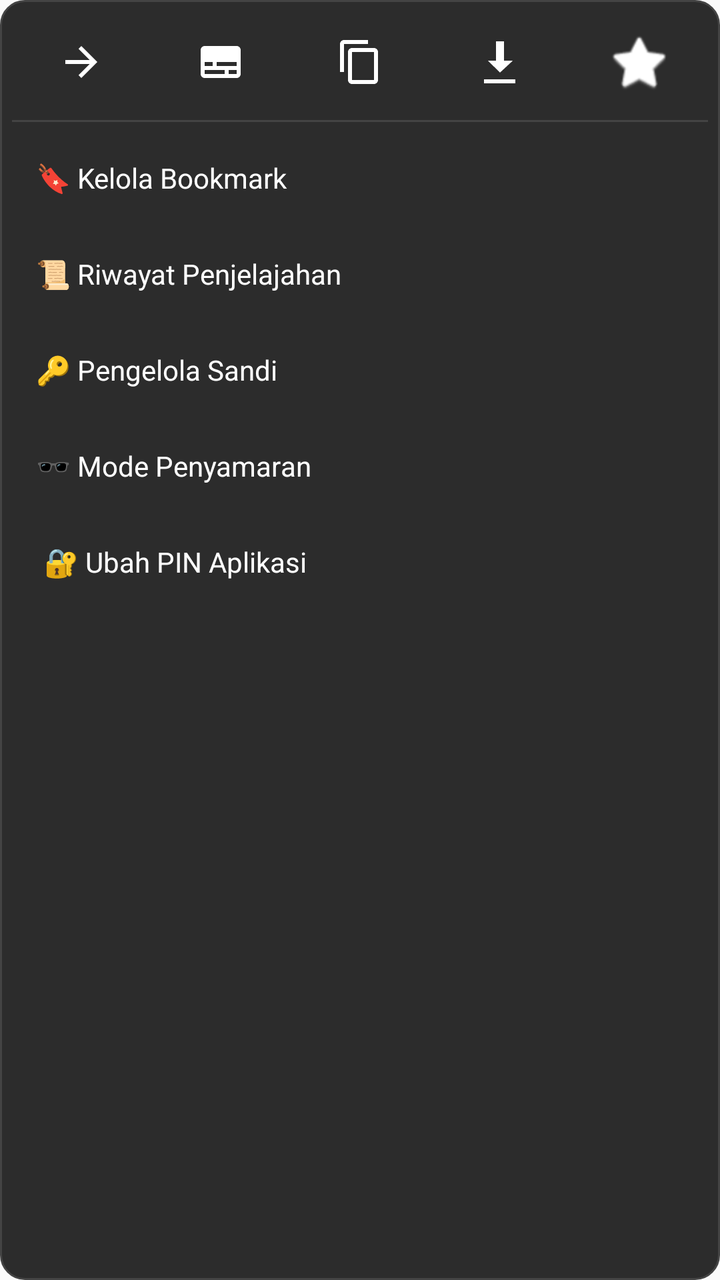
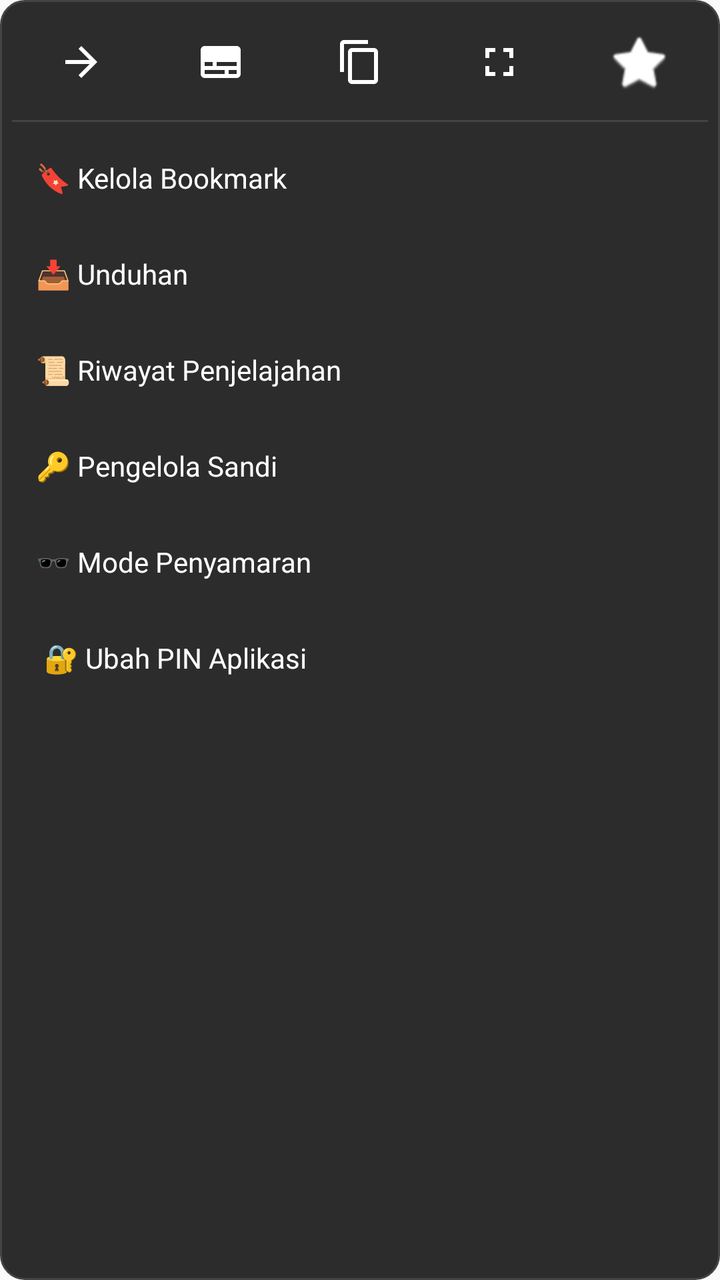

The first picture is an Android layout as it rendered before a commit; the second is the same layout after the commit. The layout source and the unified diff follow.
<!-- AndroidManifest.xml: application theme Theme.AppCompat.Light.NoActionBar -->
<!-- res/layout/popup_browser_menu.xml -->
<LinearLayout xmlns:android="http://schemas.android.com/apk/res/android"
    xmlns:app="http://schemas.android.com/apk/res-auto"
    android:layout_width="230dp"
    android:layout_height="wrap_content"
    android:background="@drawable/popup_bg"
    android:orientation="vertical"
    android:padding="6dp">

    <LinearLayout
        android:layout_width="match_parent"
        android:layout_height="50dp"
        android:orientation="horizontal">

        <ImageButton android:id="@+id/menuForward" android:layout_width="0dp" android:layout_height="match_parent" android:layout_weight="1" android:src="@drawable/ic_media_next" android:background="?attr/selectableItemBackgroundBorderless" app:tint="#FFF"/>

        <ImageButton
            android:id="@+id/menuCC"
            android:layout_width="0dp"
            android:layout_height="match_parent"
            android:layout_weight="1"
            android:background="?attr/selectableItemBackgroundBorderless"
            android:src="@drawable/baseline_subtitles_24"
            app:tint="#FFF" />

        <ImageButton android:id="@+id/menuDuplicate" android:layout_width="0dp" android:layout_height="match_parent" android:layout_weight="1" android:src="@drawable/baseline_content_copy_24" android:background="?attr/selectableItemBackgroundBorderless" app:tint="#FFF"/>
        <ImageButton android:id="@+id/menuDownload" android:layout_width="0dp" android:layout_height="match_parent" android:layout_weight="1" android:src="@android:drawable/stat_sys_download_done" android:background="?attr/selectableItemBackgroundBorderless" app:tint="#FFF"/>

        <ImageButton
            android:id="@+id/menuAddBookmark"
            android:layout_width="0dp"
            android:layout_height="match_parent"
            android:layout_weight="1"
            android:background="?attr/selectableItemBackgroundBorderless"
            android:src="@android:drawable/btn_star_big_off"
            app:tint="#FFF" />

    </LinearLayout>

    <View android:layout_width="match_parent" android:layout_height="1dp" android:background="#444" android:layout_marginVertical="4dp"/>

    <TextView android:id="@+id/optBookmarks" android:layout_width="match_parent" android:layout_height="48dp" android:text="🔖 Kelola Bookmark" android:textColor="#FFF" android:gravity="center_vertical" android:paddingHorizontal="12dp" android:background="?attr/selectableItemBackground"/>
    <TextView android:id="@+id/optHistory" android:layout_width="match_parent" android:layout_height="48dp" android:text="📜 Riwayat Penjelajahan" android:textColor="#FFF" android:gravity="center_vertical" android:paddingHorizontal="12dp" android:background="?attr/selectableItemBackground"/>
    <TextView android:id="@+id/optPasswords" android:layout_width="match_parent" android:layout_height="48dp" android:text="🔑 Pengelola Sandi" android:textColor="#FFF" android:gravity="center_vertical" android:paddingHorizontal="12dp" android:background="?attr/selectableItemBackground"/>
    <TextView android:id="@+id/optIncognito" android:layout_width="match_parent" android:layout_height="48dp" android:text="🕶️ Mode Penyamaran" android:textColor="#FFF" android:gravity="center_vertical" android:paddingHorizontal="12dp" android:background="?attr/selectableItemBackground"/>
    <TextView 
        android:id="@+id/optChangePin" 
        android:layout_width="match_parent" 
        android:layout_height="48dp" 
        android:text="🔐 Ubah PIN Aplikasi" 
        android:textColor="#FFF" 
        android:gravity="center_vertical" 
        android:paddingHorizontal="16dp" 
        android:textSize="14sp" 
        android:background="?attr/selectableItemBackground"/>
</LinearLayout>
<!-- resources referenced by this layout -->
<resources>
  <!-- drawable baseline_content_copy_24 (drawable) -->
  <vector xmlns:android="http://schemas.android.com/apk/res/android" android:height="24dp" android:tint="#787878" android:viewportHeight="24" android:viewportWidth="24" android:width="24dp">
        
      <path android:fillColor="@android:color/white" android:pathData="M16,1L4,1c-1.1,0 -2,0.9 -2,2v14h2L4,3h12L16,1zM19,5L8,5c-1.1,0 -2,0.9 -2,2v14c0,1.1 0.9,2 2,2h11c1.1,0 2,-0.9 2,-2L21,7c0,-1.1 -0.9,-2 -2,-2zM19,21L8,21L8,7h11v14z"/>
      
  </vector>
  <!-- drawable baseline_subtitles_24 (drawable) -->
  <vector xmlns:android="http://schemas.android.com/apk/res/android" android:height="24dp" android:tint="#787878" android:viewportHeight="24" android:viewportWidth="24" android:width="24dp">
        
      <path android:fillColor="@android:color/white" android:pathData="M20,4L4,4c-1.1,0 -2,0.9 -2,2v12c0,1.1 0.9,2 2,2h16c1.1,0 2,-0.9 2,-2L22,6c0,-1.1 -0.9,-2 -2,-2zM4,12h4v2L4,14v-2zM14,18L4,18v-2h10v2zM20,18h-4v-2h4v2zM20,14L10,14v-2h10v2z"/>
      
  </vector>
  <!-- drawable ic_media_next (drawable) -->
  <vector xmlns:android="http://schemas.android.com/apk/res/android" android:autoMirrored="true" android:height="24dp" android:tint="#787878" android:viewportHeight="24" android:viewportWidth="24" android:width="24dp">
        
      <path android:fillColor="@android:color/white" android:pathData="M12,4l-1.41,1.41L16.17,11H4v2h12.17l-5.58,5.59L12,20l8,-8z"/>
      
  </vector>
  <!-- drawable popup_bg (drawable) -->
  <?xml version="1.0" encoding="utf-8"?>
  <shape xmlns:android="http://schemas.android.com/apk/res/android">
      <solid android:color="#2C2C2C" /> <corners android:radius="12dp" />
      <stroke android:width="1dp" android:color="#444444" />
  </shape>
</resources>

<!-- the commit's change to res/layout/popup_browser_menu.xml (unified diff, before → after) -->
@@ -23,7 +23,7 @@
             app:tint="#FFF" />
 
         <ImageButton android:id="@+id/menuDuplicate" android:layout_width="0dp" android:layout_height="match_parent" android:layout_weight="1" android:src="@drawable/baseline_content_copy_24" android:background="?attr/selectableItemBackgroundBorderless" app:tint="#FFF"/>
-        <ImageButton android:id="@+id/menuDownload" android:layout_width="0dp" android:layout_height="match_parent" android:layout_weight="1" android:src="@android:drawable/stat_sys_download_done" android:background="?attr/selectableItemBackgroundBorderless" app:tint="#FFF"/>
+        <ImageButton android:id="@+id/menuFullscreen" android:layout_width="0dp" android:layout_height="match_parent" android:layout_weight="1" android:src="@drawable/menufullscreen" android:background="?attr/selectableItemBackgroundBorderless" app:tint="#FFF"/>
 
         <ImageButton
             android:id="@+id/menuAddBookmark"
@@ -39,17 +39,18 @@
     <View android:layout_width="match_parent" android:layout_height="1dp" android:background="#444" android:layout_marginVertical="4dp"/>
 
     <TextView android:id="@+id/optBookmarks" android:layout_width="match_parent" android:layout_height="48dp" android:text="🔖 Kelola Bookmark" android:textColor="#FFF" android:gravity="center_vertical" android:paddingHorizontal="12dp" android:background="?attr/selectableItemBackground"/>
+    <TextView android:id="@+id/optDownloads" android:layout_width="match_parent" android:layout_height="48dp" android:text="📥 Unduhan" android:textColor="#FFF" android:gravity="center_vertical" android:paddingHorizontal="12dp" android:background="?attr/selectableItemBackground"/>
     <TextView android:id="@+id/optHistory" android:layout_width="match_parent" android:layout_height="48dp" android:text="📜 Riwayat Penjelajahan" android:textColor="#FFF" android:gravity="center_vertical" android:paddingHorizontal="12dp" android:background="?attr/selectableItemBackground"/>
     <TextView android:id="@+id/optPasswords" android:layout_width="match_parent" android:layout_height="48dp" android:text="🔑 Pengelola Sandi" android:textColor="#FFF" android:gravity="center_vertical" android:paddingHorizontal="12dp" android:background="?attr/selectableItemBackground"/>
     <TextView android:id="@+id/optIncognito" android:layout_width="match_parent" android:layout_height="48dp" android:text="🕶️ Mode Penyamaran" android:textColor="#FFF" android:gravity="center_vertical" android:paddingHorizontal="12dp" android:background="?attr/selectableItemBackground"/>
-    <TextView 
-        android:id="@+id/optChangePin" 
-        android:layout_width="match_parent" 
-        android:layout_height="48dp" 
-        android:text="🔐 Ubah PIN Aplikasi" 
-        android:textColor="#FFF" 
-        android:gravity="center_vertical" 
-        android:paddingHorizontal="16dp" 
-        android:textSize="14sp" 
+    <TextView
+        android:id="@+id/optChangePin"
+        android:layout_width="match_parent"
+        android:layout_height="48dp"
+        android:text="🔐 Ubah PIN Aplikasi"
+        android:textColor="#FFF"
+        android:gravity="center_vertical"
+        android:paddingHorizontal="16dp"
+        android:textSize="14sp"
         android:background="?attr/selectableItemBackground"/>
 </LinearLayout>
<!-- resource entries referenced after the edit -->
@@ -18,6 +18,12 @@
       <path android:fillColor="@android:color/white" android:pathData="M12,4l-1.41,1.41L16.17,11H4v2h12.17l-5.58,5.59L12,20l8,-8z"/>
       
   </vector>
+  <!-- drawable menufullscreen (drawable) -->
+  <vector xmlns:android="http://schemas.android.com/apk/res/android" android:height="24dp" android:tint="#787878" android:viewportHeight="24" android:viewportWidth="24" android:width="24dp">
+        
+      <path android:fillColor="@android:color/white" android:pathData="M7,14L5,14v5h5v-2L7,17v-3zM5,10h2L7,7h3L10,5L5,5v5zM17,17h-3v2h5v-5h-2v3zM14,5v2h3v3h2L19,5h-5z"/>
+      
+  </vector>
   <!-- drawable popup_bg (drawable) -->
   <?xml version="1.0" encoding="utf-8"?>
   <shape xmlns:android="http://schemas.android.com/apk/res/android">
